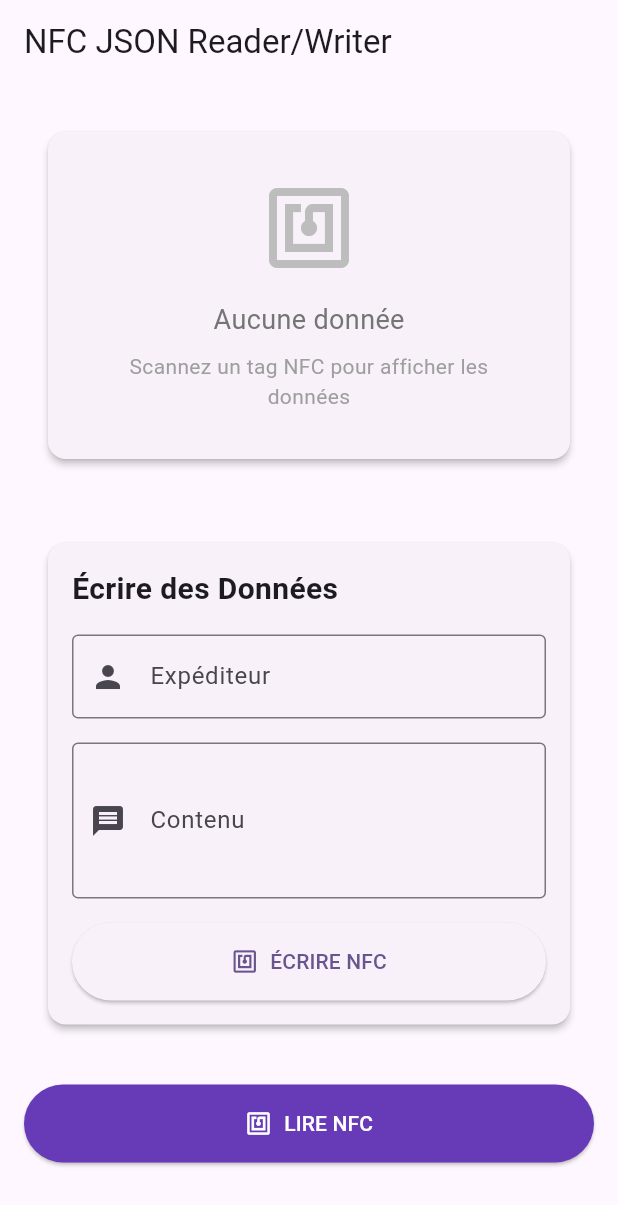
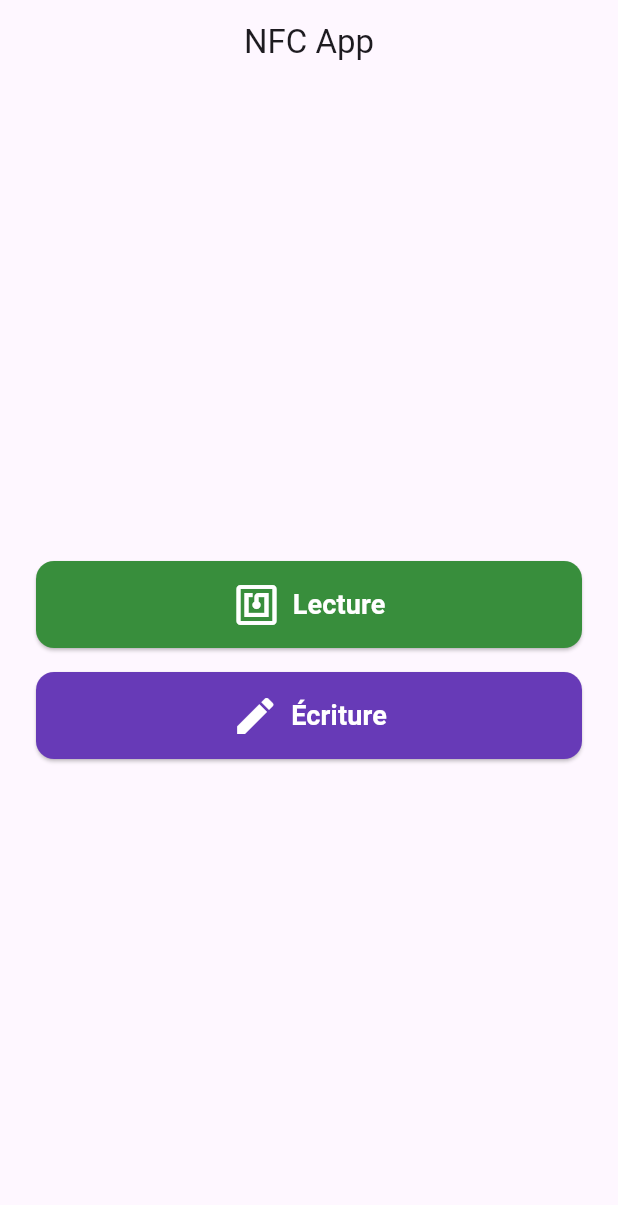
Before and after one commit to Hilary29/nfc_app, a Flutter app: the screen it shows after launch, on a phone screen of 412 x 824 dp. Shown: the top 1205 px of the screen. Run offline on Flutter 3.47's test engine with Material 3 defaults, Android fonts, the phone set to English and light mode, and no system bars; missing offline and left inert: nfc_manager.

Commit message:
add mode selection page

```diff
--- a/lib/main.dart
+++ b/lib/main.dart
@@ -1,5 +1,5 @@
 import 'package:flutter/material.dart';
-import 'package:nfc_app/presentation/screen/read_write_nfc_screen.dart';
+import 'package:nfc_app/presentation/screen/mode_selection_screen.dart';
 
 void main() {
   runApp(const MyApp());
@@ -12,12 +12,13 @@ class MyApp extends StatelessWidget {
   @override
   Widget build(BuildContext context) {
     return MaterialApp(
-      title: 'NFC Demo',
+      debugShowCheckedModeBanner: false,
+      title: 'NFC POC',
       theme: ThemeData(
         colorScheme: ColorScheme.fromSeed(seedColor: Colors.deepPurple),
         useMaterial3: true,
       ),
-      home: const ReadWriteNFCScreen()
+      home: const ModeSelectionScreen()
     );
   }
 }
--- /dev/null
+++ b/lib/presentation/screen/mode_selection_screen.dart
@@ -0,0 +1,97 @@
+import 'package:flutter/material.dart';
+import 'package:nfc_app/presentation/screen/nfc_read_screen.dart';
+import 'package:nfc_app/presentation/screen/nfc_write_screen.dart';
+
+class ModeSelectionScreen extends StatelessWidget {
+  const ModeSelectionScreen({super.key});
+
+  @override
+  Widget build(BuildContext context) {
+    return Scaffold(
+      appBar: AppBar(
+        title: const Text('NFC App'),
+        centerTitle: true,
+      ),
+      body: Center(
+        child: Padding(
+          padding: const EdgeInsets.all(24.0),
+          child: Column(
+            mainAxisAlignment: MainAxisAlignment.center,
+            crossAxisAlignment: CrossAxisAlignment.stretch,
+            children: [
+              ElevatedButton.icon(
+                onPressed: () {
+                  Navigator.push(
+                    context,
+                    MaterialPageRoute(
+                      builder: (context) => const NfcReadScreen(),
+                    ),
+                  );
+                },
+                icon: const Icon(
+                  Icons.nfc,
+                  size: 32,
+                  color: Colors.white,
+                ),
+                label: const Padding(
+                  padding: EdgeInsets.symmetric(vertical: 16.0),
+                  child: Text(
+                    'Lecture',
+                    style: TextStyle(
+                      fontSize: 18,
+                      fontWeight: FontWeight.w600,
+                    ),
+                  ),
+                ),
+                style: ElevatedButton.styleFrom(
+                  backgroundColor: Colors.green.shade700,
+                  foregroundColor: Colors.white,
+                  padding: const EdgeInsets.symmetric(horizontal: 24),
+                  shape: RoundedRectangleBorder(
+                    borderRadius: BorderRadius.circular(12),
+                  ),
+                  minimumSize: const Size(200, 0),
+                ),
+              ),
+              const SizedBox(height: 16),
+              ElevatedButton.icon(
+                onPressed: () {
+                  Navigator.push(
+                    context,
+                    MaterialPageRoute(
+                      builder: (context) => const NfcWriteScreen(),
+                    ),
+                  );
+                },
+                icon: const Icon(
+                  Icons.edit,
+                  size: 32,
+                  color: Colors.white,
+                ),
+                label: const Padding(
+                  padding: EdgeInsets.symmetric(vertical: 16.0),
+                  child: Text(
+                    'Écriture',
+                    style: TextStyle(
+                      fontSize: 18,
+                      fontWeight: FontWeight.w600,
+                    ),
+                  ),
+                ),
+                style: ElevatedButton.styleFrom(
+                  backgroundColor: Colors.deepPurple,
+                  foregroundColor: Colors.white,
+                  padding: const EdgeInsets.symmetric(horizontal: 24),
+                  shape: RoundedRectangleBorder(
+                    borderRadius: BorderRadius.circular(12),
+                  ),
+                  minimumSize: const Size(200, 0),
+                ),
+              ),
+            ],
+          ),
+        ),
+      ),
+    );
+  }
+}
--- a/lib/presentation/screen/read_write_nfc_screen.dart
+++ b/lib/presentation/screen/nfc_read_screen.dart
@@ -1,29 +1,25 @@
 import 'dart:convert';
-import 'dart:typed_data';
 
 import 'package:flutter/material.dart';
 import 'package:nfc_manager/nfc_manager.dart';
 import 'package:nfc_app/models/nfc_data.dart';
 import 'package:nfc_app/presentation/widgets/dialogs.dart';
 import 'package:nfc_app/presentation/widgets/nfc_data_card.dart';
-import 'package:nfc_app/presentation/widgets/nfc_write_form.dart';
 
-enum NFCOperation { read, write }
-
-class ReadWriteNFCScreen extends StatefulWidget {
-  const ReadWriteNFCScreen({super.key});
+class NfcReadScreen extends StatefulWidget {
+  const NfcReadScreen({super.key});
 
   @override
-  State<ReadWriteNFCScreen> createState() => _ReadWriteNFCScreenState();
+  State<NfcReadScreen> createState() => _NfcReadScreenState();
 }
 
-class _ReadWriteNFCScreenState extends State<ReadWriteNFCScreen> {
+class _NfcReadScreenState extends State<NfcReadScreen> {
   bool _isProcessing = false;
   String _message = "";
   NfcData? _lastReadData;
   String? _errorMessage;
 
-  Future<void> _startNFCOperation({required NFCOperation nfcOperation}) async {
+  Future<void> _startNFCReading() async {
     try {
       setState(() {
         _isProcessing = true;
@@ -35,9 +31,7 @@ class _ReadWriteNFCScreenState extends State<ReadWriteNFCScreen> {
       if (isAvail) {
         NfcManager.instance.startSession(
           onDiscovered: (NfcTag nfcTag) async {
-            if (nfcOperation == NFCOperation.read) {
-              await _readFromTag(tag: nfcTag);
-            }
+            await _readFromTag(tag: nfcTag);
             setState(() => _isProcessing = false);
             await NfcManager.instance.stopSession();
           },
@@ -94,57 +88,6 @@ class _ReadWriteNFCScreenState extends State<ReadWriteNFCScreen> {
     }
   }
 
-  Future<void> _writeJsonData(NfcData data) async {
-    try {
-      setState(() {
-        _isProcessing = true;
-        _message = "Écriture en cours";
-      });
-
-      bool isAvail = await NfcManager.instance.isAvailable();
-
-      if (isAvail) {
-        NfcManager.instance.startSession(
-          onDiscovered: (NfcTag nfcTag) async {
-            final jsonString = data.toJson();
-            final bytes = utf8.encode(jsonString);
-
-            NdefMessage message = NdefMessage([
-              NdefRecord.createMime(
-                'application/json',
-                Uint8List.fromList(bytes),
-              )
-            ]);
-
-            await Ndef.from(nfcTag)?.write(message);
-
-            setState(() {
-              _message = "Écriture réussie";
-              _isProcessing = false;
-            });
-            await NfcManager.instance.stopSession();
-          },
-          onError: (e) async {
-            setState(() {
-              _isProcessing = false;
-              _message = "Erreur: ${e.toString()}";
-            });
-          },
-        );
-      } else {
-        setState(() {
-          _isProcessing = false;
-          _message = "Veuillez activer le NFC";
-        });
-      }
-    } catch (e) {
-      setState(() {
-        _isProcessing = false;
-        _message = "Erreur: ${e.toString()}";
-      });
-    }
-  }
-
   void _clearLastRead() {
     setState(() {
       _lastReadData = null;
@@ -154,10 +97,16 @@ class _ReadWriteNFCScreenState extends State<ReadWriteNFCScreen> {
   }
 
   @override
+  void dispose() {
+    NfcManager.instance.stopSession();
+    super.dispose();
+  }
+
+  @override
   Widget build(BuildContext context) {
     return Scaffold(
       appBar: AppBar(
-        title: const Text("NFC JSON Reader/Writer"),
+        title: const Text("Lecture NFC"),
         actions: [
           if (_lastReadData != null)
             IconButton(
@@ -179,23 +128,18 @@ class _ReadWriteNFCScreenState extends State<ReadWriteNFCScreen> {
             else
               const EmptyStateCard(),
             const SizedBox(height: 24),
-            NfcWriteForm(
-              onWrite: (data) {
-                scanningDialog(context);
-                _writeJsonData(data);
-              },
-            ),
-            const SizedBox(height: 24),
             ElevatedButton.icon(
-              onPressed: () {
-                scanningDialog(context);
-                _startNFCOperation(nfcOperation: NFCOperation.read);
-              },
+              onPressed: _isProcessing
+                  ? null
+                  : () {
+                      scanningDialog(context);
+                      _startNFCReading();
+                    },
               icon: const Icon(Icons.nfc),
               label: const Text("LIRE NFC"),
               style: ElevatedButton.styleFrom(
                 padding: const EdgeInsets.symmetric(vertical: 16),
-                backgroundColor: Colors.deepPurple,
+                backgroundColor: Colors.green.shade700,
                 foregroundColor: Colors.white,
               ),
             ),
```
Also changed, not shown: lib/presentation/screen/nfc_write_screen.dart (added, +139 -0 lines).
